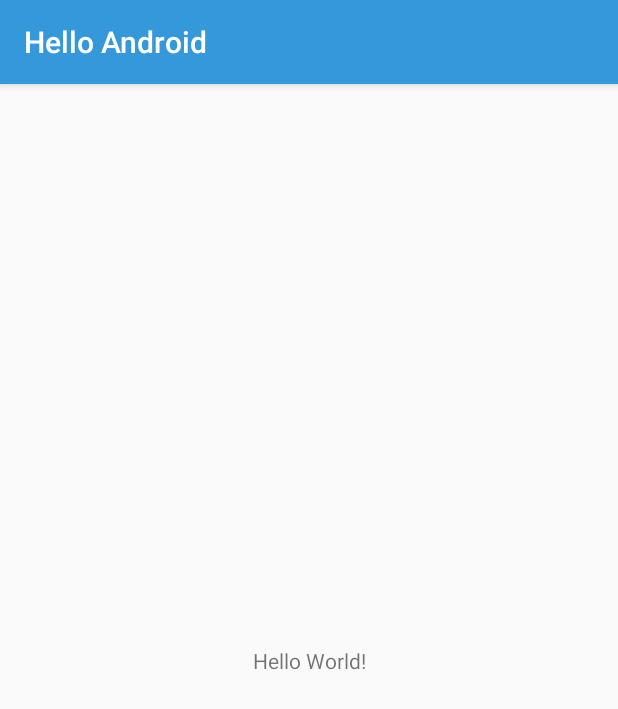
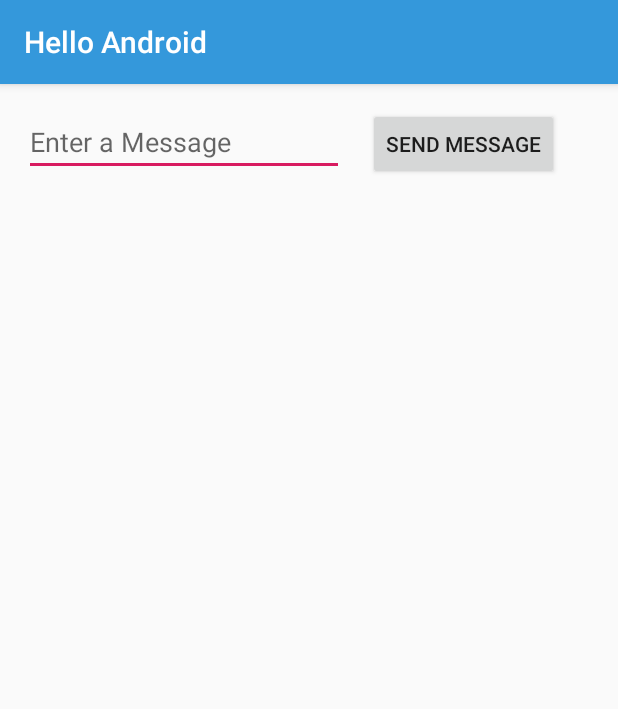
Before and after one commit to rizqyfahmi/HelloAndroid, an Android app: the screen it shows after launch (MainActivity), on a phone screen of 412 x 824 dp. Shown: the top 709 px of the screen. Run offline under Robolectric (Android 15) with nearby library versions, the phone set to English and light mode, and no system bars.

Commit message:
Add (Edit Text and Button) Component, than Change Hint of Edit Text and Button Label

```diff
--- a/app/src/main/res/layout/activity_main.xml
+++ b/app/src/main/res/layout/activity_main.xml
@@ -6,13 +6,25 @@
     android:layout_height="match_parent"
     tools:context=".MainActivity">
 
-    <TextView
+    <EditText
+        android:id="@+id/editText"
         android:layout_width="wrap_content"
         android:layout_height="wrap_content"
-        android:text="Hello World!"
-        app:layout_constraintBottom_toBottomOf="parent"
-        app:layout_constraintLeft_toLeftOf="parent"
-        app:layout_constraintRight_toRightOf="parent"
-        app:layout_constraintTop_toTopOf="parent" />
+        android:layout_marginStart="16dp"
+        android:layout_marginTop="16dp"
+        android:ems="10"
+        android:inputType="textPersonName"
+        android:hint="@string/edit_message"
+        app:layout_constraintStart_toStartOf="parent"
+        app:layout_constraintTop_toTopOf="parent"
+        android:importantForAutofill="no" />
 
+    <Button
+        android:id="@+id/button2"
+        android:layout_width="wrap_content"
+        android:layout_height="wrap_content"
+        android:layout_marginStart="16dp"
+        android:text="@string/button_label"
+        app:layout_constraintBaseline_toBaselineOf="@+id/editText"
+        app:layout_constraintStart_toEndOf="@+id/editText" />
 </android.support.constraint.ConstraintLayout>
--- a/app/src/main/res/values/strings.xml
+++ b/app/src/main/res/values/strings.xml
@@ -1,3 +1,5 @@
 <resources>
     <string name="app_name">Hello Android</string>
+    <string name="edit_message">Enter a Message</string>
+    <string name="button_label">Send Message</string>
 </resources>
```
Also changed, not shown: 1 other file.
